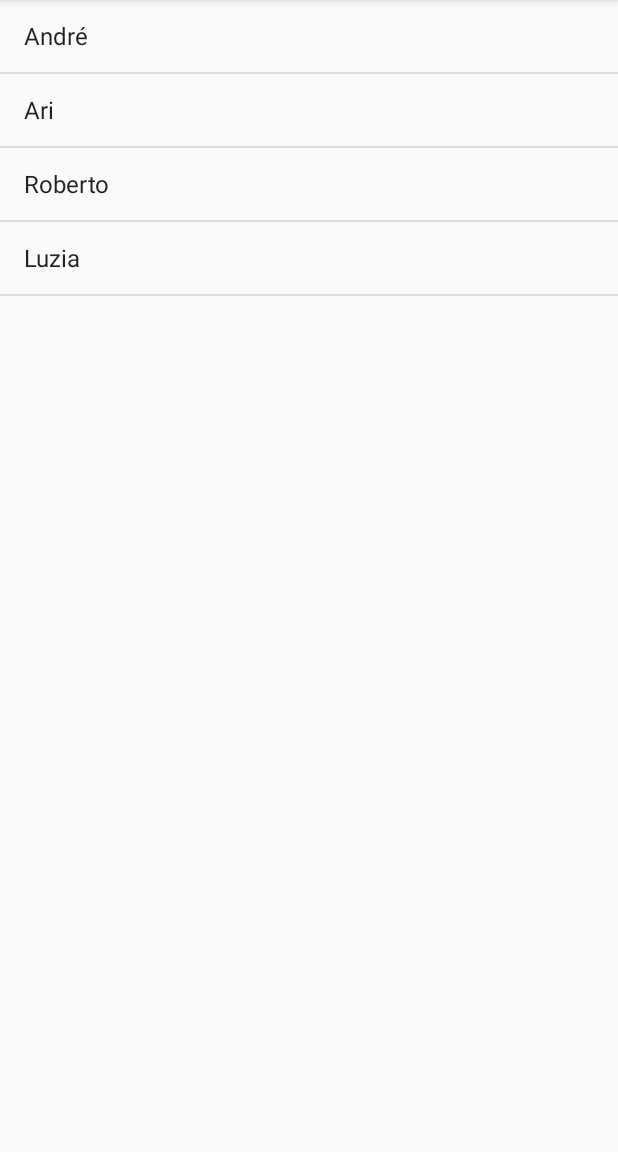
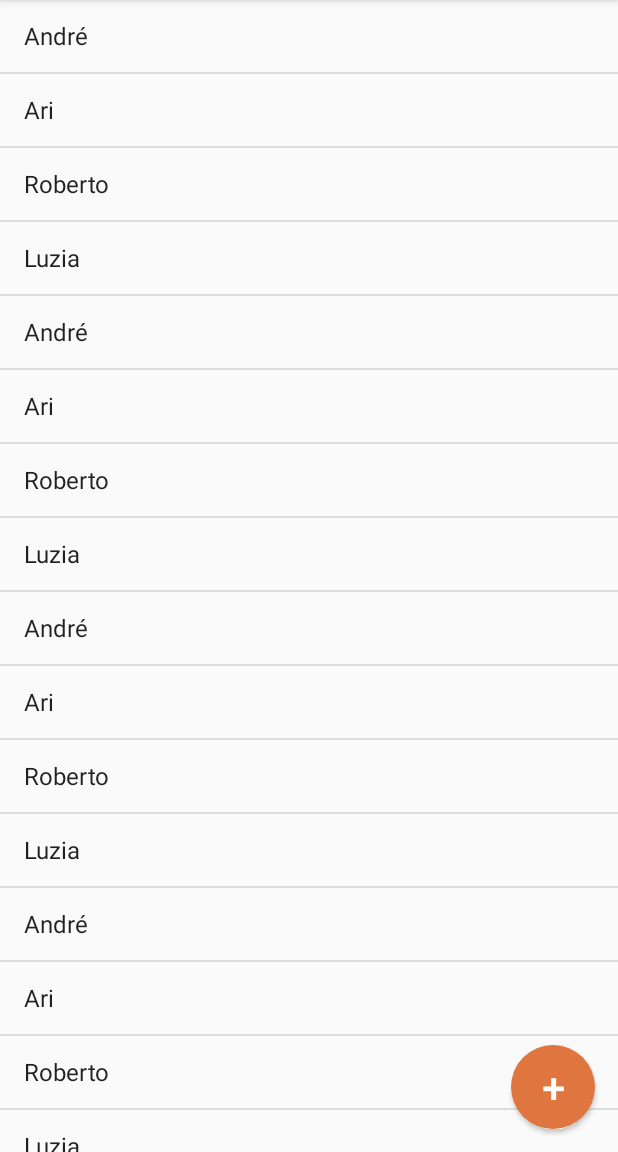
Before and after one commit to arizoide/AgendaSenacAraraquara, an Android app: the screen it shows after launch (MainActivity), on a phone screen of 412 x 824 dp, the part 84-1236 px from its top. Run offline under Robolectric (Android 15) with nearby library versions, the phone set to English and light mode, and no system bars.

Commit message:
Commit inicial.

```diff
--- a/app/src/main/AndroidManifest.xml
+++ b/app/src/main/AndroidManifest.xml
@@ -16,6 +16,7 @@
                 <category android:name="android.intent.category.LAUNCHER" />
             </intent-filter>
         </activity>
+        <activity android:name=".ContatoActivity"></activity>
     </application>
 
 </manifest>
--- a/app/src/main/java/arithomazini/senac/br/agendasenacararaquara/MainActivity.java
+++ b/app/src/main/java/arithomazini/senac/br/agendasenacararaquara/MainActivity.java
@@ -1,8 +1,11 @@
 package arithomazini.senac.br.agendasenacararaquara;
 
+import android.content.Intent;
 import android.support.v7.app.AppCompatActivity;
 import android.os.Bundle;
+import android.view.View;
 import android.widget.ArrayAdapter;
+import android.widget.Button;
 import android.widget.ListView;
 
 public class MainActivity extends AppCompatActivity {
@@ -13,10 +16,10 @@ public class MainActivity extends AppCompatActivity {
         setContentView(R.layout.activity_main);
 
         //Recupera a referencia da lista que tem no layout do aplicativo
-        ListView lista = findViewById(R.id.listaContatos);
+        ListView lista = findViewById(R.id.listaContatosListView);
 
         //Cria a lista de contatos como string
-        String[] contatos = {"André", "Ari", "Roberto", "Luzia"};
+        String[] contatos = {"André", "Ari", "Roberto", "Luzia", "André", "Ari", "Roberto", "Luzia", "André", "Ari", "Roberto", "Luzia", "André", "Ari", "Roberto", "Luzia","André", "Ari", "Roberto", "Luzia"};
 
         //Para conseguirmos exibir a lista do listView, preciso
         //criar um adaptor
@@ -26,8 +29,16 @@ public class MainActivity extends AppCompatActivity {
         //insere o adpter na lista de contatos
         lista.setAdapter(adapter);
 
+        //Recuperar o botao e criar acao para ele
+        Button novoContato = findViewById(R.id.novoContatoButton);
 
-
+        novoContato.setOnClickListener(new View.OnClickListener() {
+            @Override
+            public void onClick(View v) {
+                Intent contato = new Intent(MainActivity.this, ContatoActivity.class);
+                startActivity(contato);
+            }
+        });
 
 
     }
--- /dev/null
+++ b/app/src/main/res/drawable/floating_button.xml
@@ -0,0 +1,6 @@
+<?xml version="1.0" encoding="utf-8"?>
+<shape xmlns:android="http://schemas.android.com/apk/res/android"
+    android:shape="oval">
+    <solid android:color="#df753f" />
+
+</shape>
--- a/app/src/main/res/layout/activity_main.xml
+++ b/app/src/main/res/layout/activity_main.xml
@@ -1,5 +1,5 @@
 <?xml version="1.0" encoding="utf-8"?>
-<LinearLayout xmlns:android="http://schemas.android.com/apk/res/android"
+<RelativeLayout xmlns:android="http://schemas.android.com/apk/res/android"
     xmlns:app="http://schemas.android.com/apk/res-auto"
     xmlns:tools="http://schemas.android.com/tools"
     android:layout_width="match_parent"
@@ -8,8 +8,26 @@
     android:orientation="vertical">
 
     <ListView
-        android:id="@+id/listaContatos"
+        android:id="@+id/listaContatosListView"
         android:layout_width="match_parent"
-        android:layout_height="match_parent"></ListView>
+        android:layout_height="match_parent"
+        android:layout_alignParentStart="true"
+        android:layout_alignParentTop="true"
+        android:layout_marginStart="0dp"
+        android:layout_marginTop="0dp"></ListView>
 
-</LinearLayout>
+    <Button
+        android:id="@+id/novoContatoButton"
+        android:layout_width="56dp"
+        android:layout_height="56dp"
+        android:layout_alignParentBottom="true"
+        android:layout_alignParentRight="true"
+        android:layout_marginBottom="15dp"
+        android:layout_marginRight="15dp"
+        android:textColor="#fff"
+        android:textSize="28dp"
+        android:elevation="8dp"
+        android:background="@drawable/floating_button"
+        android:text="+" />
+
+</RelativeLayout>
```
Also changed, not shown: app/src/main/java/arithomazini/senac/br/agendasenacararaquara/ContatoActivity.java (added, +13 -0 lines), app/src/main/res/layout/activity_contato.xml (added, +37 -0 lines).
